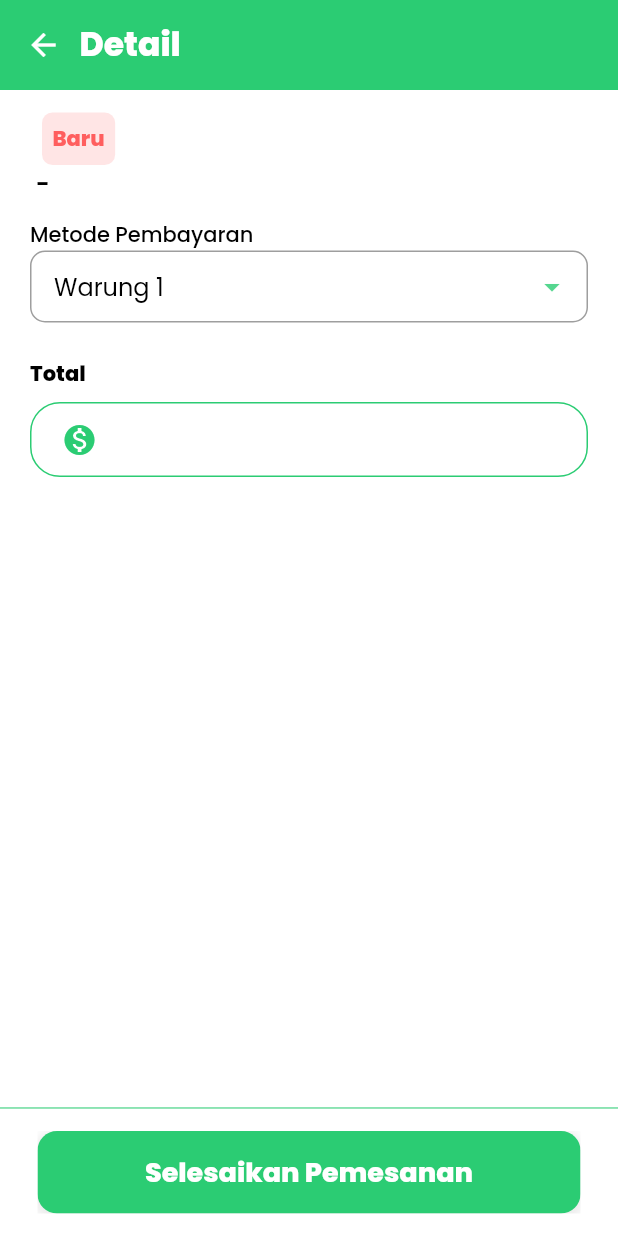
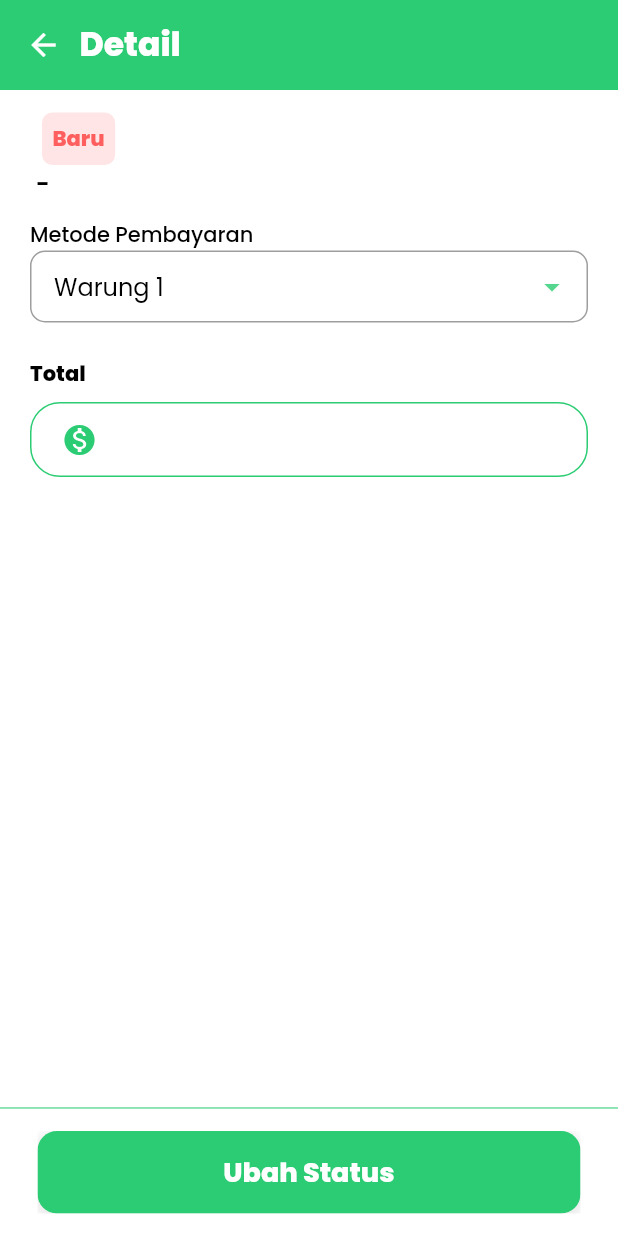
Before and after one commit to PlattenEcho/warmindo-pos, a Flutter app: the DetailPage screen opened by its route, on a phone screen of 412 x 824 dp. Run offline on Flutter 3.47's test engine with Material 2 defaults, Android fonts, the phone set to English and light mode, and no system bars; our stand-ins replace flutter_bloc, google_fonts, shared_preferences, supabase_flutter; missing offline and left inert: encrypt; accounts and stored records are empty.

Commit message:
menambahkan fitur update status pemesanan

```diff
--- a/lib/main.dart
+++ b/lib/main.dart
@@ -57,7 +57,7 @@ class _MainAppState extends State<MainApp> {
             //     UserPreferences.getUser() != null ? StartScreen() : MainPage(),
             '/login-page': (context) => const LoginPage(),
             '/main-page': (context) => const MainPage(),
-            '/detail-page': (context) => const DetailPage(
+            '/detail-page': (context) =>  DetailPage(
                   status: 0,
                   date: "",
                   transactionID: "",
--- a/lib/ui/pages/detail_page.dart
+++ b/lib/ui/pages/detail_page.dart
@@ -3,9 +3,10 @@ import 'package:flutter/material.dart';
 import '../shared/gaps.dart';
 import '../shared/theme.dart';
 import '../widgets/button.dart';
+import 'package:warmindo_pos/main.dart';
 
 class DetailPage extends StatefulWidget {
-  final int status;
+  int status;
   final String date;
   final String transactionID;
   final String noMeja;
@@ -13,7 +14,7 @@ class DetailPage extends StatefulWidget {
   final String total;
   final String metodePembayaran;
 
-  const DetailPage({
+  DetailPage({
     super.key,
     required this.status,
     required this.date,
@@ -235,12 +236,61 @@ class _DetailPageState extends State<DetailPage> {
                 mainAxisSize: MainAxisSize.min,
                 crossAxisAlignment: CrossAxisAlignment.center,
                 children: [
-                  Button(
-                      text: "Selesaikan Pemesanan",
+                  if (widget.status == 2) // Periksa status
+                    Button(
+                        text: "Selesaikan Pemesanan",
+                        textColor: kWhiteColor,
+                        startColor: kGreenColor,
+                        endColor: kGreenColor,
+                        onPressed: () async {
+                          final int newStatus = widget.status + 1;
+                          final int dbTransactionID = int.parse(widget
+                              .transactionID
+                              .substring(widget.transactionID.length - 1));
+
+                          final response = await supabase
+                              .from('transaksi')
+                              .update({'status': newStatus}).eq(
+                                  'idtransaksi', dbTransactionID);
+
+                          setState(() {
+                            widget.status = newStatus;
+                          });
+
+                          Navigator.pop(context, newStatus);
+                        }),
+                  if (widget.status == 3)
+                    Button(
+                        text: "",
+                        textColor: kWhiteColor,
+                        startColor: kWhiteColor,
+                        endColor: kWhiteColor,
+                        onPressed: () {}),
+                  if (widget.status != 2 && widget.status != 3)
+                    Button(
+                      text:
+                          "Ubah Status", // Jika status bukan 2 atau 3, tampilkan teks ini
                       textColor: kWhiteColor,
                       startColor: kGreenColor,
                       endColor: kGreenColor,
-                      onPressed: () {})
+                      onPressed: () async {
+                        final int newStatus = widget.status + 1;
+                        final int dbTransactionID = int.parse(widget
+                            .transactionID
+                            .substring(widget.transactionID.length - 1));
+
+                        final response = await supabase
+                            .from('transaksi')
+                            .update({'status': newStatus}).eq(
+                                'idtransaksi', dbTransactionID);
+
+                        setState(() {
+                          widget.status = newStatus;
+                        });
+
+                        Navigator.pop(context, newStatus);
+                      },
+                    ),
                 ],
               ),
             ),
```
Also changed, not shown: lib/ui/pages/transaksi_page.dart (+7 -3 lines).
